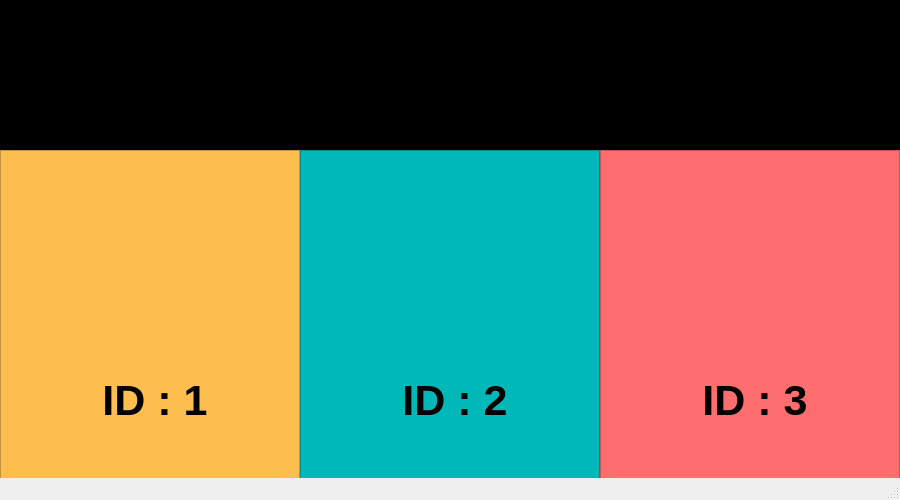
First picture: the form in ui.ui, repository ChingChieh/PsychoProject, before the edit.
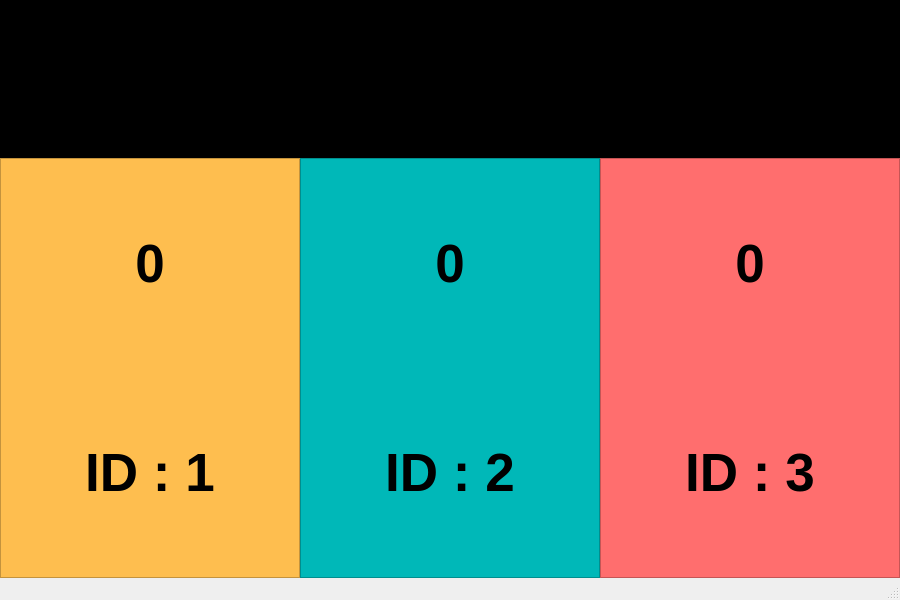
Second picture: the form after the edit.

What changed in the file:
```diff
--- a/ui.ui
+++ b/ui.ui
@@ -7,22 +7,54 @@
     <x>0</x>
     <y>0</y>
     <width>900</width>
-    <height>500</height>
+    <height>600</height>
    </rect>
   </property>
   <property name="windowTitle">
    <string>MainWindow</string>
   </property>
+  <property name="autoFillBackground">
+   <bool>true</bool>
+  </property>
   <widget class="QWidget" name="centralwidget">
-   <widget class="QFrame" name="top">
-    <property name="geometry">
-     <rect>
-      <x>0</x>
-      <y>0</y>
+   <property name="sizePolicy">
+    <sizepolicy hsizetype="Expanding" vsizetype="Expanding">
+     <horstretch>0</horstretch>
+     <verstretch>0</verstretch>
+    </sizepolicy>
+   </property>
+   <property name="maximumSize">
+    <size>
       <width>900</width>
-      <height>150</height>
-     </rect>
-    </property>
+     <height>16777215</height>
+    </size>
+   </property>
+   <property name="autoFillBackground">
+    <bool>true</bool>
+   </property>
+   <layout class="QHBoxLayout" name="horizontalLayout_5">
+    <property name="sizeConstraint">
+     <enum>QLayout::SetMaximumSize</enum>
+    </property>
+    <property name="leftMargin">
+     <number>0</number>
+    </property>
+    <property name="topMargin">
+     <number>0</number>
+    </property>
+    <property name="rightMargin">
+     <number>0</number>
+    </property>
+    <property name="bottomMargin">
+     <number>0</number>
+    </property>
+    <item>
+     <layout class="QVBoxLayout" name="verticalLayout" stretch="3,8">
+      <property name="spacing">
+       <number>0</number>
+      </property>
+      <item>
+       <widget class="QFrame" name="top">
     <property name="styleSheet">
      <string notr="true">QFrame{ background-color : black}
 </string>
@@ -34,15 +66,14 @@
      <enum>QFrame::Raised</enum>
     </property>
    </widget>
+      </item>
+      <item>
+       <layout class="QHBoxLayout" name="horizontalLayout">
+        <property name="spacing">
+         <number>0</number>
+        </property>
+        <item>
    <widget class="QFrame" name="left">
-    <property name="geometry">
-     <rect>
-      <x>0</x>
-      <y>150</y>
-      <width>300</width>
-      <height>350</height>
-     </rect>
-    </property>
     <property name="styleSheet">
      <string notr="true">QFrame{ background-color : #FEBE4F}
 </string>
@@ -53,18 +84,126 @@
     <property name="frameShadow">
      <enum>QFrame::Raised</enum>
     </property>
+          <layout class="QVBoxLayout" name="verticalLayout_5">
+           <property name="spacing">
+            <number>0</number>
+           </property>
+           <property name="leftMargin">
+            <number>0</number>
+           </property>
+           <property name="topMargin">
+            <number>0</number>
+           </property>
+           <property name="rightMargin">
+            <number>0</number>
+           </property>
+           <property name="bottomMargin">
+            <number>0</number>
+           </property>
+           <item>
+            <layout class="QVBoxLayout" name="verticalLayout_2" stretch="1,1,2,1,1">
+             <property name="sizeConstraint">
+              <enum>QLayout::SetMaximumSize</enum>
+             </property>
+             <item>
+              <spacer name="verticalSpacer_2">
+               <property name="orientation">
+                <enum>Qt::Vertical</enum>
+               </property>
+               <property name="sizeHint" stdset="0">
+                <size>
+                 <width>20</width>
+                 <height>40</height>
+                </size>
+               </property>
+              </spacer>
+             </item>
+             <item>
+              <layout class="QHBoxLayout" name="horizontalLayout_6">
+               <item>
+                <spacer name="horizontalSpacer_8">
+                 <property name="orientation">
+                  <enum>Qt::Horizontal</enum>
+                 </property>
+                 <property name="sizeHint" stdset="0">
+                  <size>
+                   <width>40</width>
+                   <height>20</height>
+                  </size>
+                 </property>
+                </spacer>
+               </item>
+               <item>
+                <widget class="QLabel" name="src_1">
+                 <property name="font">
+                  <font>
+                   <pointsize>40</pointsize>
+                   <weight>75</weight>
+                   <bold>true</bold>
+                  </font>
+                 </property>
+                 <property name="styleSheet">
+                  <string notr="true">color : black;</string>
+                 </property>
+                 <property name="text">
+                  <string>0</string>
+                 </property>
+                 <property name="alignment">
+                  <set>Qt::AlignCenter</set>
+                 </property>
+                </widget>
+               </item>
+               <item>
+                <spacer name="horizontalSpacer_7">
+                 <property name="orientation">
+                  <enum>Qt::Horizontal</enum>
+                 </property>
+                 <property name="sizeHint" stdset="0">
+                  <size>
+                   <width>40</width>
+                   <height>20</height>
+                  </size>
+                 </property>
+                </spacer>
+               </item>
+              </layout>
+             </item>
+             <item>
+              <spacer name="verticalSpacer">
+               <property name="orientation">
+                <enum>Qt::Vertical</enum>
+               </property>
+               <property name="sizeHint" stdset="0">
+                <size>
+                 <width>20</width>
+                 <height>40</height>
+                </size>
+               </property>
+              </spacer>
+             </item>
+             <item>
+              <layout class="QHBoxLayout" name="horizontalLayout_2">
+               <property name="spacing">
+                <number>0</number>
+               </property>
+               <item>
+                <spacer name="horizontalSpacer_2">
+                 <property name="orientation">
+                  <enum>Qt::Horizontal</enum>
+                 </property>
+                 <property name="sizeHint" stdset="0">
+                  <size>
+                   <width>40</width>
+                   <height>20</height>
+                  </size>
+                 </property>
+                </spacer>
+               </item>
+               <item>
     <widget class="QLabel" name="pos_1">
-     <property name="geometry">
-      <rect>
-       <x>100</x>
-       <y>220</y>
-       <width>110</width>
-       <height>60</height>
-      </rect>
-     </property>
      <property name="font">
       <font>
-       <pointsize>32</pointsize>
+                   <pointsize>40</pointsize>
        <weight>75</weight>
        <bold>true</bold>
       </font>
@@ -85,42 +224,42 @@
       <number>4</number>
      </property>
     </widget>
-    <widget class="QLabel" name="src_1">
-     <property name="geometry">
-      <rect>
-       <x>130</x>
-       <y>30</y>
-       <width>60</width>
-       <height>50</height>
-      </rect>
-     </property>
-     <property name="font">
-      <font>
-       <pointsize>30</pointsize>
-       <weight>75</weight>
-       <bold>true</bold>
-      </font>
-     </property>
-     <property name="styleSheet">
-      <string notr="true">color : black;</string>
-     </property>
-     <property name="text">
-      <string/>
-     </property>
-     <property name="alignment">
-      <set>Qt::AlignCenter</set>
-     </property>
-    </widget>
-   </widget>
+               </item>
+               <item>
+                <spacer name="horizontalSpacer">
+                 <property name="orientation">
+                  <enum>Qt::Horizontal</enum>
+                 </property>
+                 <property name="sizeHint" stdset="0">
+                  <size>
+                   <width>40</width>
+                   <height>20</height>
+                  </size>
+                 </property>
+                </spacer>
+               </item>
+              </layout>
+             </item>
+             <item>
+              <spacer name="verticalSpacer_3">
+               <property name="orientation">
+                <enum>Qt::Vertical</enum>
+               </property>
+               <property name="sizeHint" stdset="0">
+                <size>
+                 <width>20</width>
+                 <height>40</height>
+                </size>
+               </property>
+              </spacer>
+             </item>
+            </layout>
+           </item>
+          </layout>
+         </widget>
+        </item>
+        <item>
    <widget class="QFrame" name="mid">
-    <property name="geometry">
-     <rect>
-      <x>300</x>
-      <y>150</y>
-      <width>300</width>
-      <height>350</height>
-     </rect>
-    </property>
     <property name="styleSheet">
      <string notr="true">QFrame{ background-color : #00B8B8}
 </string>
@@ -131,18 +270,126 @@
     <property name="frameShadow">
      <enum>QFrame::Raised</enum>
     </property>
+          <layout class="QVBoxLayout" name="verticalLayout_6">
+           <property name="spacing">
+            <number>0</number>
+           </property>
+           <property name="leftMargin">
+            <number>0</number>
+           </property>
+           <property name="topMargin">
+            <number>0</number>
+           </property>
+           <property name="rightMargin">
+            <number>0</number>
+           </property>
+           <property name="bottomMargin">
+            <number>0</number>
+           </property>
+           <item>
+            <layout class="QVBoxLayout" name="verticalLayout_3" stretch="1,1,2,1,1">
+             <property name="sizeConstraint">
+              <enum>QLayout::SetMaximumSize</enum>
+             </property>
+             <item>
+              <spacer name="verticalSpacer_8">
+               <property name="orientation">
+                <enum>Qt::Vertical</enum>
+               </property>
+               <property name="sizeHint" stdset="0">
+                <size>
+                 <width>20</width>
+                 <height>40</height>
+                </size>
+               </property>
+              </spacer>
+             </item>
+             <item>
+              <layout class="QHBoxLayout" name="horizontalLayout_16">
+               <item>
+                <spacer name="horizontalSpacer_27">
+                 <property name="orientation">
+                  <enum>Qt::Horizontal</enum>
+                 </property>
+                 <property name="sizeHint" stdset="0">
+                  <size>
+                   <width>40</width>
+                   <height>20</height>
+                  </size>
+                 </property>
+                </spacer>
+               </item>
+               <item>
+                <widget class="QLabel" name="src_2">
+                 <property name="font">
+                  <font>
+                   <pointsize>40</pointsize>
+                   <weight>75</weight>
+                   <bold>true</bold>
+                  </font>
+                 </property>
+                 <property name="styleSheet">
+                  <string notr="true">color : black;</string>
+                 </property>
+                 <property name="text">
+                  <string>0</string>
+                 </property>
+                 <property name="alignment">
+                  <set>Qt::AlignCenter</set>
+                 </property>
+                </widget>
+               </item>
+               <item>
+                <spacer name="horizontalSpacer_28">
+                 <property name="orientation">
+                  <enum>Qt::Horizontal</enum>
+                 </property>
+                 <property name="sizeHint" stdset="0">
+                  <size>
+                   <width>40</width>
+                   <height>20</height>
+                  </size>
+                 </property>
+                </spacer>
+               </item>
+              </layout>
+             </item>
+             <item>
+              <spacer name="verticalSpacer_5">
+               <property name="orientation">
+                <enum>Qt::Vertical</enum>
+               </property>
+               <property name="sizeHint" stdset="0">
+                <size>
+                 <width>20</width>
+                 <height>40</height>
+                </size>
+               </property>
+              </spacer>
+             </item>
+             <item>
+              <layout class="QHBoxLayout" name="horizontalLayout_3">
+               <property name="spacing">
+                <number>0</number>
+               </property>
+               <item>
+                <spacer name="horizontalSpacer_3">
+                 <property name="orientation">
+                  <enum>Qt::Horizontal</enum>
+                 </property>
+                 <property name="sizeHint" stdset="0">
+                  <size>
+                   <width>40</width>
+                   <height>20</height>
+                  </size>
+                 </property>
+                </spacer>
+               </item>
+               <item>
     <widget class="QLabel" name="pos_2">
-     <property name="geometry">
-      <rect>
-       <x>100</x>
-       <y>220</y>
-       <width>110</width>
-       <height>60</height>
-      </rect>
-     </property>
      <property name="font">
       <font>
-       <pointsize>32</pointsize>
+                   <pointsize>40</pointsize>
        <weight>75</weight>
        <bold>true</bold>
       </font>
@@ -159,43 +406,46 @@
      <property name="alignment">
       <set>Qt::AlignCenter</set>
      </property>
-    </widget>
-    <widget class="QLabel" name="src_2">
-     <property name="geometry">
-      <rect>
-       <x>130</x>
-       <y>30</y>
-       <width>60</width>
-       <height>50</height>
-      </rect>
-     </property>
-     <property name="font">
-      <font>
-       <pointsize>30</pointsize>
-       <weight>75</weight>
-       <bold>true</bold>
-      </font>
-     </property>
-     <property name="styleSheet">
-      <string notr="true">color : black;</string>
-     </property>
-     <property name="text">
-      <string/>
-     </property>
-     <property name="alignment">
-      <set>Qt::AlignCenter</set>
-     </property>
-    </widget>
-   </widget>
+                 <property name="margin">
+                  <number>4</number>
+                 </property>
+                </widget>
+               </item>
+               <item>
+                <spacer name="horizontalSpacer_4">
+                 <property name="orientation">
+                  <enum>Qt::Horizontal</enum>
+                 </property>
+                 <property name="sizeHint" stdset="0">
+                  <size>
+                   <width>40</width>
+                   <height>20</height>
+                  </size>
+                 </property>
+                </spacer>
+               </item>
+              </layout>
+             </item>
+             <item>
+              <spacer name="verticalSpacer_7">
+               <property name="orientation">
+                <enum>Qt::Vertical</enum>
+               </property>
+               <property name="sizeHint" stdset="0">
+                <size>
+                 <width>20</width>
+                 <height>40</height>
+                </size>
+               </property>
+              </spacer>
+             </item>
+            </layout>
+           </item>
+          </layout>
+         </widget>
+        </item>
+        <item>
    <widget class="QFrame" name="right">
-    <property name="geometry">
-     <rect>
-      <x>600</x>
-      <y>150</y>
-      <width>300</width>
-      <height>350</height>
-     </rect>
-    </property>
     <property name="styleSheet">
      <string notr="true">QFrame{ background-color : #FF6E6E}
 </string>
@@ -206,22 +456,133 @@
     <property name="frameShadow">
      <enum>QFrame::Raised</enum>
     </property>
+          <layout class="QVBoxLayout" name="verticalLayout_7">
+           <property name="spacing">
+            <number>0</number>
+           </property>
+           <property name="leftMargin">
+            <number>0</number>
+           </property>
+           <property name="topMargin">
+            <number>0</number>
+           </property>
+           <property name="rightMargin">
+            <number>0</number>
+           </property>
+           <property name="bottomMargin">
+            <number>0</number>
+           </property>
+           <item>
+            <layout class="QVBoxLayout" name="verticalLayout_4" stretch="1,1,2,1,1">
+             <property name="sizeConstraint">
+              <enum>QLayout::SetMinAndMaxSize</enum>
+             </property>
+             <item>
+              <spacer name="verticalSpacer_11">
+               <property name="orientation">
+                <enum>Qt::Vertical</enum>
+               </property>
+               <property name="sizeHint" stdset="0">
+                <size>
+                 <width>20</width>
+                 <height>40</height>
+                </size>
+               </property>
+              </spacer>
+             </item>
+             <item>
+              <layout class="QHBoxLayout" name="horizontalLayout_17">
+               <item>
+                <spacer name="horizontalSpacer_29">
+                 <property name="orientation">
+                  <enum>Qt::Horizontal</enum>
+                 </property>
+                 <property name="sizeHint" stdset="0">
+                  <size>
+                   <width>40</width>
+                   <height>20</height>
+                  </size>
+                 </property>
+                </spacer>
+               </item>
+               <item>
+                <widget class="QLabel" name="src_3">
+                 <property name="font">
+                  <font>
+                   <pointsize>40</pointsize>
+                   <weight>75</weight>
+                   <bold>true</bold>
+                  </font>
+                 </property>
+                 <property name="styleSheet">
+                  <string notr="true">color : black;</string>
+                 </property>
+                 <property name="text">
+                  <string>0</string>
+                 </property>
+                 <property name="alignment">
+                  <set>Qt::AlignCenter</set>
+                 </property>
+                </widget>
+               </item>
+               <item>
+                <spacer name="horizontalSpacer_30">
+                 <property name="orientation">
+                  <enum>Qt::Horizontal</enum>
+                 </property>
+                 <property name="sizeHint" stdset="0">
+                  <size>
+                   <width>40</width>
+                   <height>20</height>
+                  </size>
+                 </property>
+                </spacer>
+               </item>
+              </layout>
+             </item>
+             <item>
+              <spacer name="verticalSpacer_10">
+               <property name="orientation">
+                <enum>Qt::Vertical</enum>
+               </property>
+               <property name="sizeHint" stdset="0">
+                <size>
+                 <width>20</width>
+                 <height>40</height>
+                </size>
+               </property>
+              </spacer>
+             </item>
+             <item>
+              <layout class="QHBoxLayout" name="horizontalLayout_4">
+               <property name="spacing">
+                <number>0</number>
+               </property>
+               <item>
+                <spacer name="horizontalSpacer_5">
+                 <property name="orientation">
+                  <enum>Qt::Horizontal</enum>
+                 </property>
+                 <property name="sizeHint" stdset="0">
+                  <size>
+                   <width>40</width>
+                   <height>20</height>
+                  </size>
+                 </property>
+                </spacer>
+               </item>
+               <item>
     <widget class="QLabel" name="pos_3">
-     <property name="geometry">
-      <rect>
-       <x>100</x>
-       <y>220</y>
-       <width>110</width>
-       <height>60</height>
-      </rect>
-     </property>
      <property name="font">
       <font>
-       <pointsize>32</pointsize>
+                   <pointsize>40</pointsize>
        <weight>75</weight>
        <bold>true</bold>
       </font>
      </property>
+                 <property name="autoFillBackground">
+                  <bool>false</bool>
+                 </property>
      <property name="styleSheet">
       <string notr="true">color : black;</string>
      </property>
@@ -231,34 +592,49 @@
      <property name="alignment">
       <set>Qt::AlignCenter</set>
      </property>
-    </widget>
-    <widget class="QLabel" name="src_3">
-     <property name="geometry">
-      <rect>
-       <x>140</x>
-       <y>40</y>
-       <width>60</width>
-       <height>50</height>
-      </rect>
-     </property>
-     <property name="font">
-      <font>
-       <pointsize>30</pointsize>
-       <weight>75</weight>
-       <bold>true</bold>
-      </font>
-     </property>
-     <property name="styleSheet">
-      <string notr="true">color : black;</string>
-     </property>
-     <property name="text">
-      <string/>
-     </property>
-     <property name="alignment">
-      <set>Qt::AlignCenter</set>
-     </property>
-    </widget>
-   </widget>
+                 <property name="margin">
+                  <number>4</number>
+                 </property>
+                </widget>
+               </item>
+               <item>
+                <spacer name="horizontalSpacer_6">
+                 <property name="orientation">
+                  <enum>Qt::Horizontal</enum>
+                 </property>
+                 <property name="sizeHint" stdset="0">
+                  <size>
+                   <width>40</width>
+                   <height>20</height>
+                  </size>
+                 </property>
+                </spacer>
+               </item>
+              </layout>
+             </item>
+             <item>
+              <spacer name="verticalSpacer_9">
+               <property name="orientation">
+                <enum>Qt::Vertical</enum>
+               </property>
+               <property name="sizeHint" stdset="0">
+                <size>
+                 <width>20</width>
+                 <height>40</height>
+                </size>
+               </property>
+              </spacer>
+             </item>
+            </layout>
+           </item>
+          </layout>
+         </widget>
+        </item>
+       </layout>
+      </item>
+     </layout>
+    </item>
+   </layout>
   </widget>
   <widget class="QStatusBar" name="statusbar"/>
  </widget>
```
Lines whose indentation alone changed are shown as unchanged.
